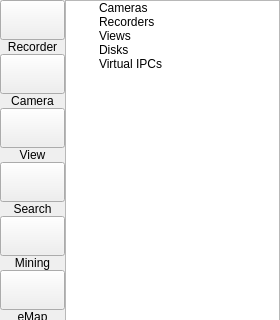
Qt form veapp/main/vscdevicelist.ui (linkingvision/rapidvms) before a commit; both pictures show x 0 to 280 and y 0 to 320 of the 280 by 584 pixel window.
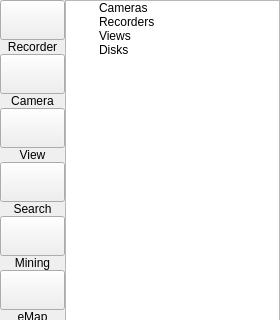
The same form after that commit. Icons and pictures are not drawn. Custom widgets are drawn as their Qt base class.

Commit message: remove vipc

```diff
--- a/veapp/main/vscdevicelist.ui
+++ b/veapp/main/vscdevicelist.ui
@@ -529,15 +529,6 @@
           <normaloff>:/device/resources/harddisk.png</normaloff>:/device/resources/harddisk.png</iconset>
         </property>
        </item>
-       <item>
-        <property name="text">
-         <string>Virtual IPCs</string>
-        </property>
-        <property name="icon">
-         <iconset resource="vscmainwindows.qrc">
-          <normaloff>:/device/resources/virtualipc.png</normaloff>:/device/resources/virtualipc.png</iconset>
-        </property>
-       </item>
       </widget>
      </item>
     </layout>
```
Left out of the diff: 2 changed lines with no effect on the pictures. The commit also changes 1 other file.
